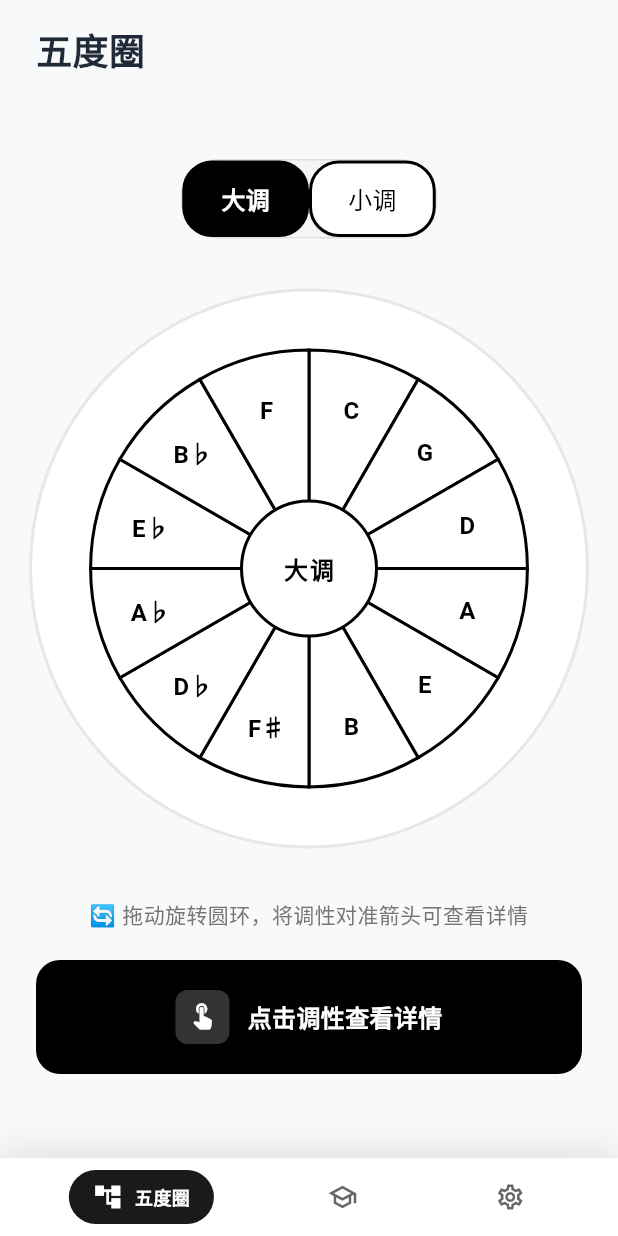
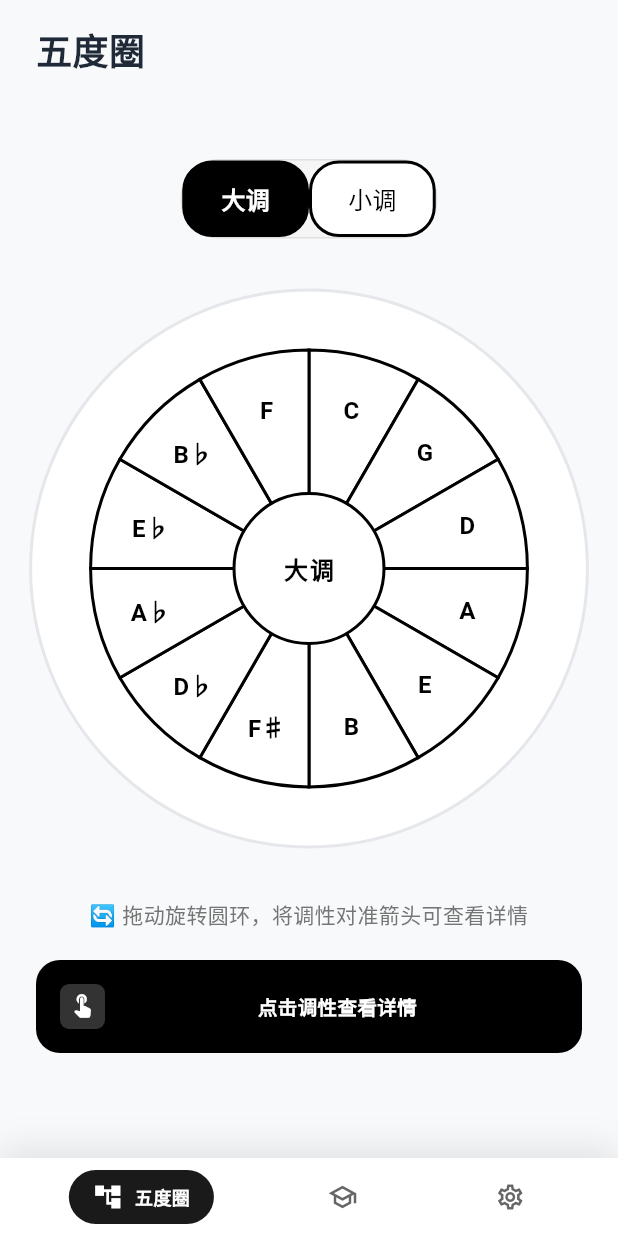
Before and after one commit to heijin-yuuby/guru-guitar, a Flutter app: the screen it shows after launch, on a phone screen of 412 x 824 dp. Run offline on Flutter 3.47's test engine with Material 3 defaults, Android fonts, the phone set to English and light mode, and no system bars; our stand-ins replace flutter_staggered_animations, google_fonts, shared_preferences.

Commit message:
修复触摸问题

```diff
--- a/guruguitar_app/lib/screens/circle_of_fifths_screen.dart
+++ b/guruguitar_app/lib/screens/circle_of_fifths_screen.dart
@@ -80,7 +80,7 @@ class _CircleOfFifthsScreenState extends State<CircleOfFifthsScreen> {
                       // 简化底部提示
                       const SizedBox(height: 20),
                       Container(
-                        padding: const EdgeInsets.all(20),
+                        padding: const EdgeInsets.symmetric(horizontal: 16, vertical: 16),
                         decoration: BoxDecoration(
                           color: Colors.black,
                           borderRadius: BorderRadius.circular(16),
@@ -89,24 +89,29 @@ class _CircleOfFifthsScreenState extends State<CircleOfFifthsScreen> {
                           mainAxisAlignment: MainAxisAlignment.center,
                           children: [
                             Container(
-                              padding: const EdgeInsets.all(8),
+                              padding: const EdgeInsets.all(6),
                               decoration: BoxDecoration(
                                 color: Colors.white.withOpacity(0.2),
-                                borderRadius: BorderRadius.circular(8),
+                                borderRadius: BorderRadius.circular(6),
                               ),
                               child: const Icon(
                                 Icons.touch_app_rounded,
                                 color: Colors.white,
-                                size: 20,
+                                size: 18,
                               ),
                             ),
-                            const SizedBox(width: 12),
-                            Text(
-                              l10n.get('click_key_for_details'),
-                              style: GoogleFonts.inter(
-                                fontSize: 16,
-                                fontWeight: FontWeight.w600,
-                                color: Colors.white,
+                            const SizedBox(width: 8),
+                            Expanded(
+                              child: Text(
+                                l10n.get('click_key_for_details'),
+                                style: GoogleFonts.inter(
+                                  fontSize: 13,
+                                  fontWeight: FontWeight.w600,
+                                  color: Colors.white,
+                                ),
+                                textAlign: TextAlign.center,
+                                maxLines: 1,
+                                overflow: TextOverflow.ellipsis,
                               ),
                             ),
                           ],
--- a/guruguitar_app/lib/utils/app_localizations.dart
+++ b/guruguitar_app/lib/utils/app_localizations.dart
@@ -48,6 +48,7 @@ class AppLocalizations {
       'natural_minor_scale': '自然小调',
       'major_scale': '自然大调',
       'click_key_for_details': '点击调性查看详情',
+      'rotate_circle_instruction': '🔄 拖动旋转圆环，将调性对准箭头可查看详情',
 
       // 音阶分析
       'scale_analysis': '音阶分析',
@@ -137,7 +138,7 @@ class AppLocalizations {
       'string_fret_position': '{string}弦-{fret}品',
 
       // 音阶练习
-      'scale_practice_title': '音阶练习',
+      'scale_practice_title': '指板练习',
       'select_key': '选择调性',
       'practice_mode': '练习模式',
       'select_practice_mode': '选择练习模式来提升你的吉他技能',
@@ -211,6 +212,7 @@ class AppLocalizations {
       'natural_minor_scale': 'Natural Minor Scale',
       'major_scale': 'Major Scale',
       'click_key_for_details': 'Click key for details',
+      'rotate_circle_instruction': '🔄 Drag to rotate circle, align key with arrow to view details',
 
       // Scale Analysis
       'scale_analysis': 'Scale Analysis',
@@ -265,7 +267,7 @@ class AppLocalizations {
       'language_changed': 'Language changed to',
 
       // Scale Practice
-      'scale_practice_title': 'Scale Practice',
+      'scale_practice_title': 'Fretboard Practice',
       'select_key': 'Select Key',
       'practice_mode': 'Practice Mode',
       'select_practice_mode': 'Choose practice modes to improve your guitar skills',
@@ -339,6 +341,7 @@ class AppLocalizations {
       'natural_minor_scale': 'Gamme Mineure Naturelle',
       'major_scale': 'Gamme Majeure',
       'click_key_for_details': 'Cliquez sur la clé pour les détails',
+      'rotate_circle_instruction': '🔄 Faites glisser pour faire tourner le cercle, alignez la clé avec la flèche pour voir les détails',
 
       // Analyse des Gammes
       'scale_analysis': 'Analyse des Gammes',
@@ -467,6 +470,7 @@ class AppLocalizations {
       'natural_minor_scale': '自然短音階',
       'major_scale': '長音階',
       'click_key_for_details': '調をクリックして詳細を表示',
+      'rotate_circle_instruction': '🔄 ドラッグして円を回転させ、調を矢印に合わせて詳細を表示',
 
       // スケール分析
       'scale_analysis': 'スケール分析',
```
Also changed, not shown: guruguitar_app/lib/widgets/circle_of_fifths_widget.dart (+79 -15 lines), guruguitar_app/lib/widgets/enhanced_key_detail_dialog.dart (+36 -3 lines).
